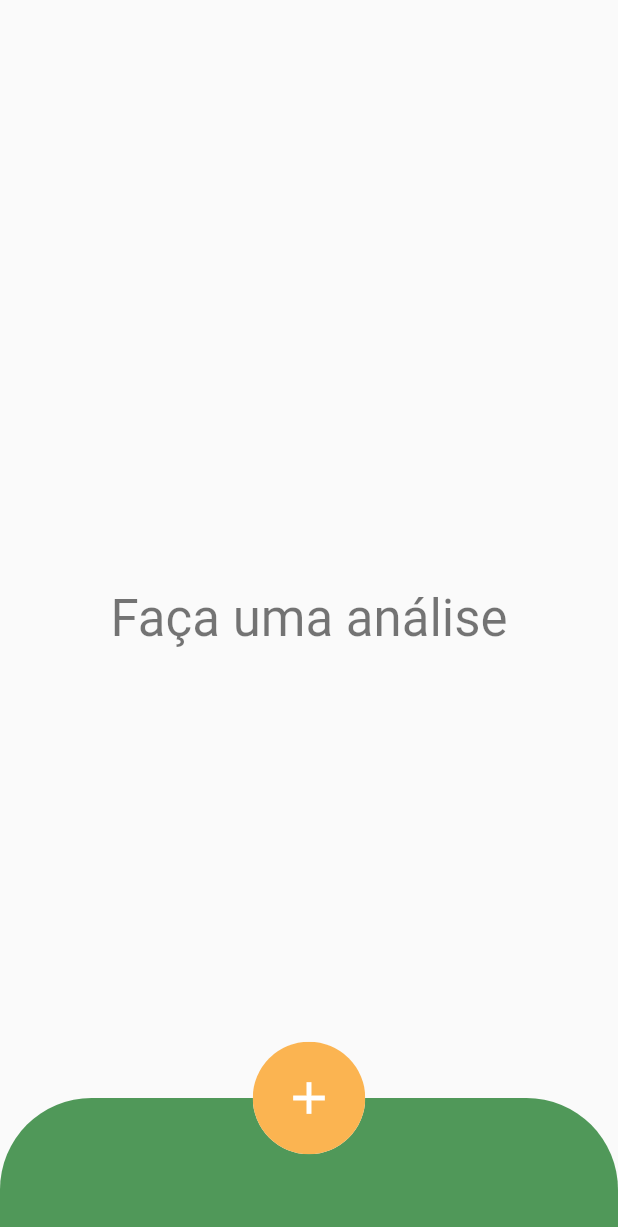
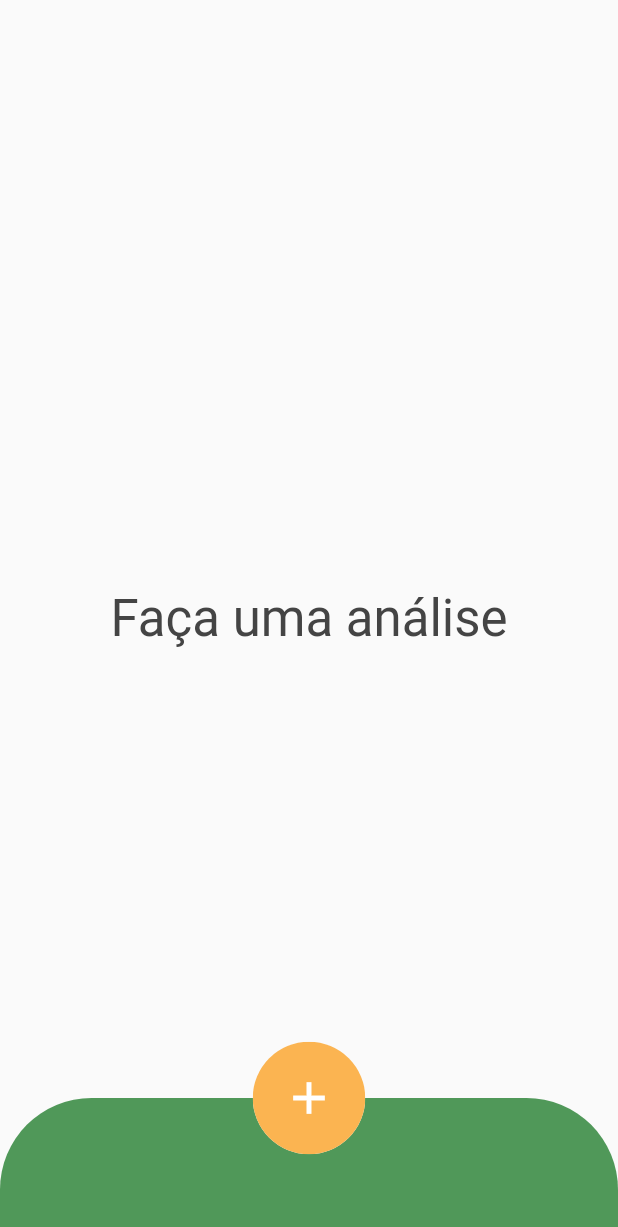
Before and after one commit to lucasdessy/herbaria, a Flutter app: the screen it shows after launch, on a phone screen of 412 x 824 dp. Shown: the top 1227 px of the screen. Run offline on Flutter 3.47's test engine with Material 2 defaults, Android fonts, the phone set to English and light mode, and no system bars; our stand-ins replace bloc, carousel_slider, flutter_bloc, get_it, image_picker, injectable.

Commit message:
changed home view text color

```diff
--- a/lib/views/home_view/home_view.dart
+++ b/lib/views/home_view/home_view.dart
@@ -1,6 +1,7 @@
 import 'package:flutter/material.dart';
 import 'package:flutter_bloc/flutter_bloc.dart';
 import 'package:herbaria/blocs/analyzer/analyzer_cubit.dart';
+import 'package:herbaria/views/constants/colors.dart';
 import 'package:herbaria/views/constants/herbaria_padding.dart';
 import 'package:herbaria/views/home_view/components/add_image_bottomsheet.dart';
 
@@ -18,7 +19,10 @@ class HomeView extends StatelessWidget {
             HerbariaPadding(
               child: Center(
                 child: Text('Faça uma análise',
-                    style: Theme.of(context).textTheme.headline4),
+                    style: Theme.of(context)
+                        .textTheme
+                        .headline4!
+                        .copyWith(color: HerbariaColors.black)),
               ),
             ),
             AddImageBottomSheet(
```
